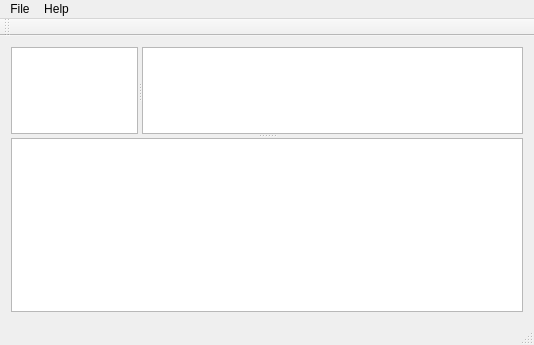
Old version of the form Modern_technologies/Qt/MailClient/mainwindow.ui in the repository rutsky/semester07.
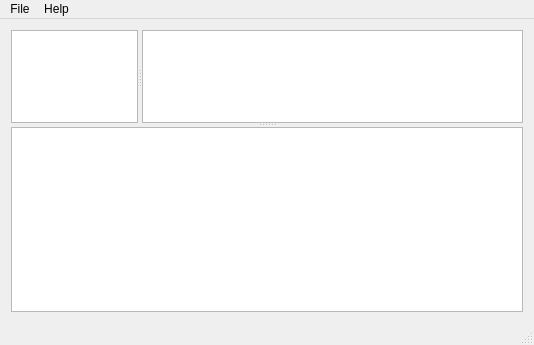
New version of the form.

Commit message: Qt: Mail Client: remove toolbar

```diff
--- a/Modern_technologies/Qt/MailClient/mainwindow.ui
+++ b/Modern_technologies/Qt/MailClient/mainwindow.ui
@@ -105,14 +105,6 @@
    <addaction name="menuFile"/>
    <addaction name="menuHelp"/>
   </widget>
-  <widget class="QToolBar" name="mainToolBar">
-   <attribute name="toolBarArea">
-    <enum>TopToolBarArea</enum>
-   </attribute>
-   <attribute name="toolBarBreak">
-    <bool>false</bool>
-   </attribute>
-  </widget>
   <widget class="QStatusBar" name="statusBar"/>
   <action name="actionQuit">
    <property name="text">
```
